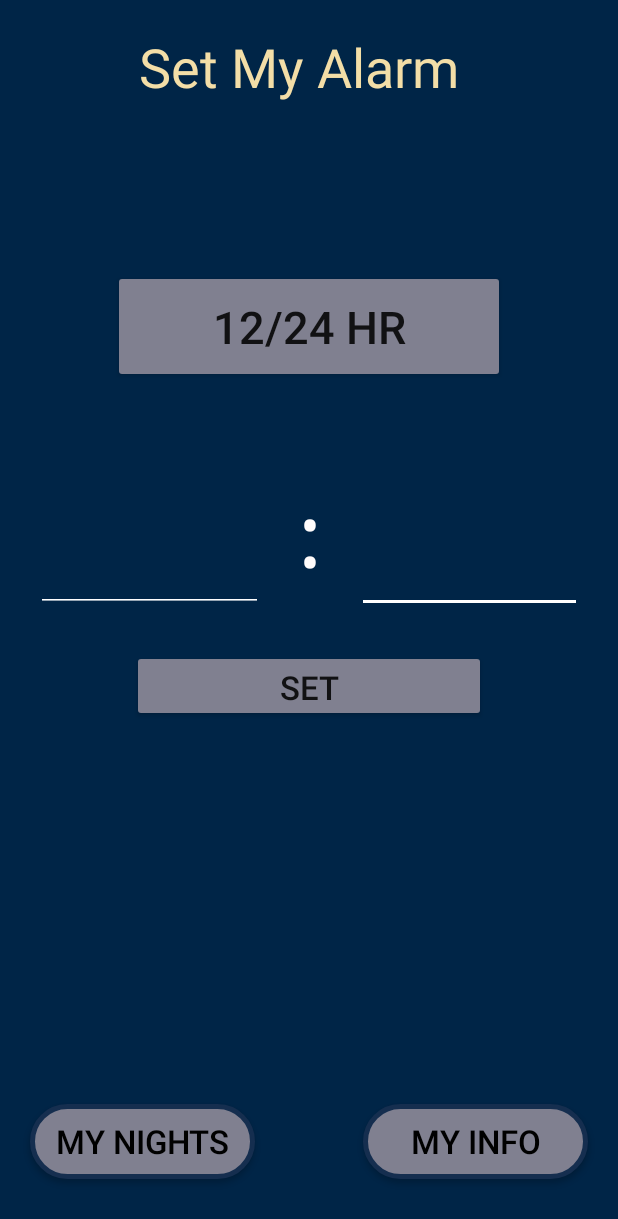
After one commit to Ruochen-Wang/UMD_CMSC434_APAC, an Android app: the layout activity_primary.xml on its own in the app's theme, with its tools: preview values and no code run, on a phone screen of 412 x 824 dp. The commit adds this screen. Shown: the top 1219 px of the screen. Run offline under Robolectric (Android 15) with nearby library versions, the phone set to English and light mode, and no system bars.

```diff
--- a/app/src/main/AndroidManifest.xml
+++ b/app/src/main/AndroidManifest.xml
@@ -2,6 +2,7 @@
 <manifest xmlns:android="http://schemas.android.com/apk/res/android"
     package="com.example.cmsc434_ga06">
 
+    <uses-permission android:name="android.permission.INTERNET"/>
     <application
         android:allowBackup="true"
         android:icon="@mipmap/ic_launcher"
@@ -18,6 +19,10 @@
                 <category android:name="android.intent.category.LAUNCHER" />
             </intent-filter>
         </activity>
+        <activity
+            android:name=".UserInfoActivity"
+            android:label="@string/app_name">
+        </activity>
     </application>
 
 </manifest>
--- /dev/null
+++ b/app/src/main/res/layout/activity_primary.xml
@@ -0,0 +1,139 @@
+<?xml version="1.0" encoding="utf-8"?>
+<androidx.constraintlayout.widget.ConstraintLayout xmlns:android="http://schemas.android.com/apk/res/android"
+    xmlns:app="http://schemas.android.com/apk/res-auto"
+    xmlns:tools="http://schemas.android.com/tools"
+    android:layout_width="match_parent"
+    android:layout_height="match_parent"
+    tools:context=".PrimaryTask"
+    android:background="#ff002547">
+
+    <Button
+        android:id="@+id/time_format_sw"
+        style="@style/Widget.AppCompat.Button"
+        android:layout_width="261dp"
+        android:layout_height="75dp"
+        android:layout_marginTop="180dp"
+        android:backgroundTint="#808090"
+        android:onClick="time_format"
+        android:text="12/24 hr"
+        android:textSize="30sp"
+        app:layout_constraintEnd_toEndOf="parent"
+        app:layout_constraintStart_toStartOf="parent"
+        app:layout_constraintTop_toTopOf="parent" />
+
+    <EditText
+        android:id="@+id/min_input"
+        android:layout_width="150dp"
+        android:layout_height="116dp"
+        android:layout_marginTop="37dp"
+        android:layout_marginEnd="24dp"
+        android:layout_marginRight="24dp"
+        android:backgroundTint="@color/cardview_light_background"
+        android:ems="10"
+        android:inputType="number"
+        android:maxLength="2"
+        android:textAlignment="center"
+        android:textColor="#F3DEA7"
+        android:textSize="36sp"
+        app:layout_constraintEnd_toEndOf="parent"
+        app:layout_constraintTop_toBottomOf="@+id/time_format_sw" />
+
+    <EditText
+        android:id="@+id/hr_input"
+        android:layout_width="151dp"
+        android:layout_height="115dp"
+        android:layout_marginStart="24dp"
+        android:layout_marginLeft="24dp"
+        android:layout_marginTop="37dp"
+        android:backgroundTint="@color/cardview_light_background"
+        android:ems="10"
+        android:inputType="number"
+        android:maxLength="2"
+        android:textAlignment="center"
+        android:textColor="#F3DEA7"
+        android:textColorLink="#F3DEA7"
+        android:textSize="36sp"
+        app:layout_constraintStart_toStartOf="parent"
+        app:layout_constraintTop_toBottomOf="@+id/time_format_sw" />
+
+    <TextView
+        android:id="@+id/coln"
+        android:layout_width="16dp"
+        android:layout_height="80dp"
+        android:layout_marginTop="60dp"
+        android:text=":"
+        android:textColor="#FFFCFC"
+        android:textSize="60dp"
+        app:fontFamily="serif"
+        app:layout_constraintEnd_toStartOf="@+id/min_input"
+        app:layout_constraintHorizontal_bias="0.489"
+        app:layout_constraintStart_toEndOf="@+id/hr_input"
+        app:layout_constraintTop_toBottomOf="@+id/time_format_sw" />
+
+    <TextView
+        android:id="@+id/textView2"
+        android:layout_width="225dp"
+        android:layout_height="51dp"
+        android:layout_marginTop="20dp"
+        android:text="Set My Alarm"
+        android:textColor="#F3DEA7"
+        android:textSize="36sp"
+        app:layout_constraintEnd_toEndOf="parent"
+        app:layout_constraintHorizontal_bias="0.497"
+        app:layout_constraintStart_toStartOf="parent"
+        app:layout_constraintTop_toTopOf="parent" />
+
+    <Button
+        android:id="@+id/alarm2info"
+
+        android:layout_width="150dp"
+        android:layout_height="50dp"
+        android:layout_marginEnd="20dp"
+        android:layout_marginRight="20dp"
+        android:layout_marginBottom="38dp"
+        android:background="@drawable/activity_btn"
+        android:onClick="toInfo"
+        android:text="my info"
+        android:textAlignment="center"
+        android:textColor="#000000"
+        android:textSize="22sp"
+        app:layout_constraintBottom_toBottomOf="parent"
+        app:layout_constraintEnd_toEndOf="parent" />
+
+    <Button
+        android:id="@+id/alarm2night"
+        android:layout_width="150dp"
+        android:layout_height="50dp"
+        android:layout_marginStart="20dp"
+        android:layout_marginLeft="20dp"
+        android:layout_marginBottom="38dp"
+        android:background="@drawable/activity_btn"
+        android:text="my nights"
+        android:textAlignment="center"
+        android:textColor="#000000"
+        android:textSize="22sp"
+        android:onClick="tonights"
+        app:layout_constraintBottom_toBottomOf="parent"
+        app:layout_constraintStart_toStartOf="parent" />
+
+    <Button
+        android:id="@+id/set"
+        android:layout_width="236dp"
+        android:layout_height="48dp"
+        android:layout_marginTop="25dp"
+        android:text="SET"
+        android:backgroundTint="#808090"
+        android:textSize="22sp"
+        android:onClick="set_alarm"
+        app:layout_constraintEnd_toEndOf="parent"
+        app:layout_constraintStart_toStartOf="parent"
+        app:layout_constraintTop_toBottomOf="@+id/hr_input" />
+
+    <RelativeLayout
+        android:id="@+id/dim_layout"
+        android:layout_width="match_parent"
+        android:layout_height="match_parent"
+        android:background="#C0000000"
+        android:visibility="gone" >
+    </RelativeLayout>
+</androidx.constraintlayout.widget.ConstraintLayout>
--- /dev/null
+++ b/app/src/main/res/layout/activity_secondary.xml
@@ -0,0 +1,6 @@
+<?xml version="1.0" encoding="utf-8"?>
+<LinearLayout xmlns:android="http://schemas.android.com/apk/res/android"
+    android:orientation="vertical" android:layout_width="match_parent"
+    android:layout_height="match_parent">
+
+</LinearLayout>
--- a/build.gradle
+++ b/build.gradle
@@ -8,6 +8,7 @@ buildscript {
     }
     dependencies {
         classpath 'com.android.tools.build:gradle:3.5.2'
+        classpath 'com.google.gms:google-services:4.3.2'
 
         // NOTE: Do not place your application dependencies here; they belong
         // in the individual module build.gradle files
@@ -18,7 +19,6 @@ allprojects {
     repositories {
         google()
         jcenter()
-
     }
 }
 
```
Also changed, not shown: app/build.gradle (+10 -1 lines), app/src/main/java/com/example/cmsc434_ga06/MainActivity.java (+25 -0 lines), app/src/main/java/com/example/cmsc434_ga06/NightsActivity.java (added, +13 -0 lines), app/src/main/java/com/example/cmsc434_ga06/UserInfoActivity.java (added, +20 -0 lines), app/src/main/res/layout/activity_primary_task.xml (deleted, +0 -139 lines), app/src/main/res/layout/activity_third.xml (added, +16 -0 lines), 1638 other files.
